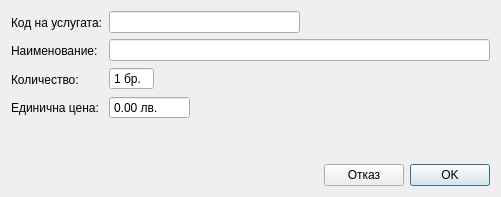
Qt form src/View/Widgets/BusinessOperationDialog.ui (thefinalcutbg/DinoDent) before a commit.
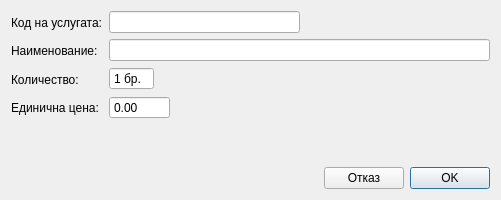
The same form after that commit. Custom widgets are drawn as their Qt base class.

```diff
--- a/src/View/Widgets/BusinessOperationDialog.ui
+++ b/src/View/Widgets/BusinessOperationDialog.ui
@@ -7,7 +7,7 @@
     <x>0</x>
     <y>0</y>
     <width>501</width>
-    <height>197</height>
+    <height>200</height>
    </rect>
   </property>
   <property name="sizePolicy">
@@ -117,7 +117,7 @@
             <enum>QAbstractSpinBox::ButtonSymbols::NoButtons</enum>
            </property>
            <property name="suffix">
-            <string> лв.</string>
+            <string/>
            </property>
            <property name="maximum">
             <double>10000.000000000000000</double>
```
